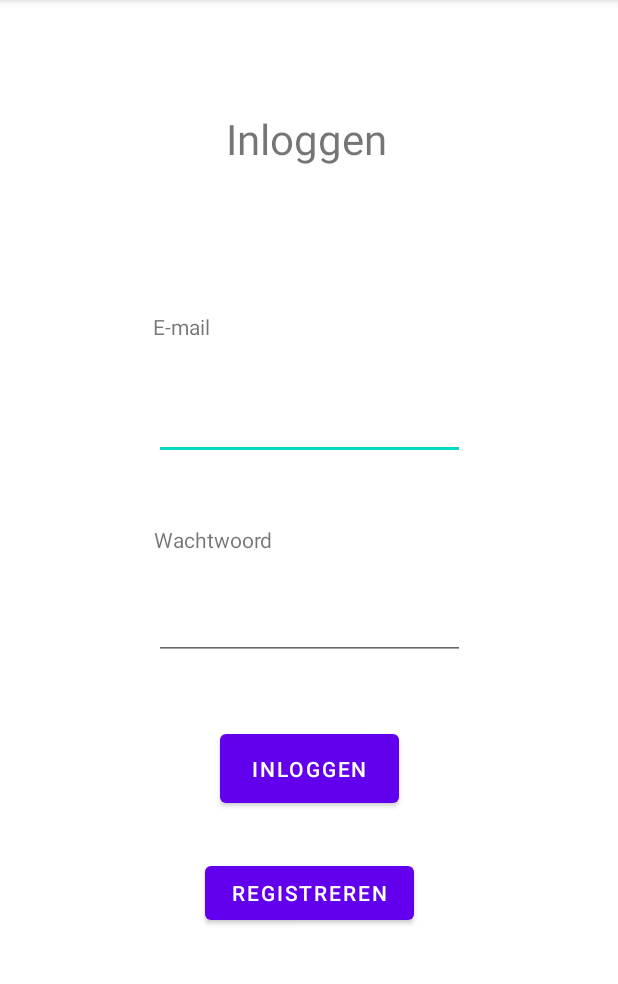
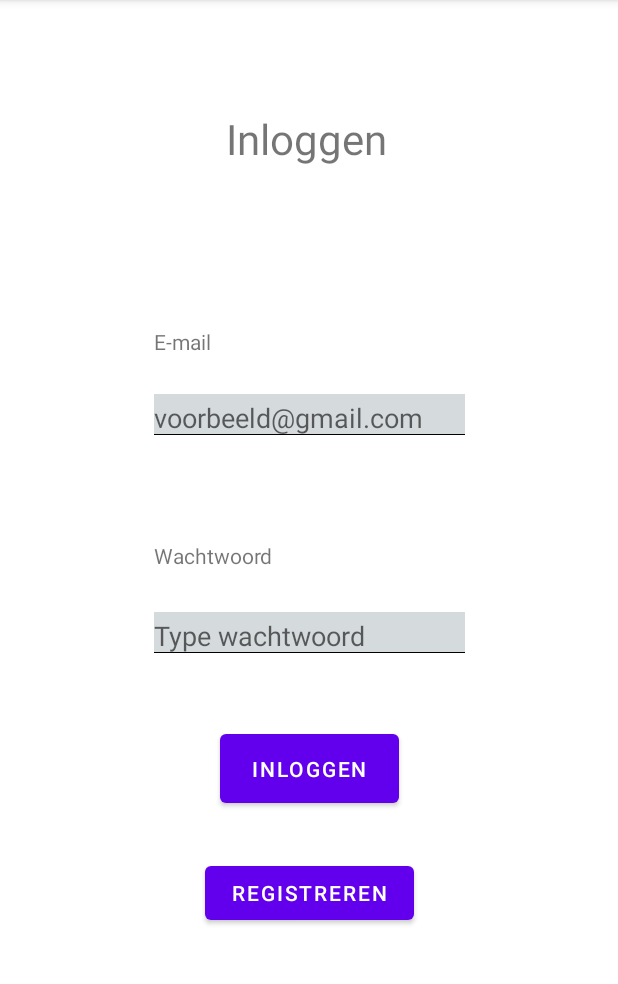
Before and after one commit to LezuLezu/s1120890_s1107714_iiatimd_app, an Android app: the screen it shows after launch (LoginActivity), on a phone screen of 412 x 824 dp, the part 84-1068 px from its top. Run offline under Robolectric (Android 15) with nearby library versions, the phone set to English and light mode, and no system bars; our stand-ins replace Volley.

Commit message:
start with design

```diff
--- /dev/null
+++ b/app/src/main/res/drawable/stroke.xml
@@ -0,0 +1,18 @@
+<?xml version="1.0" encoding="utf-8"?>
+<layer-list xmlns:android="http://schemas.android.com/apk/res/android" >
+
+    <item android:bottom="5dp"
+        android:left="-2dp"
+        android:right="-2dp"
+        android:top="-2dp">
+        <shape android:shape="rectangle" ><solid
+            android:width="2dp"
+            android:color="@color/inputField">
+        </solid>
+
+            <stroke
+                android:width="0.5dp"
+                android:color="@color/stroke"/>
+        </shape>
+    </item>
+</layer-list>
--- a/app/src/main/res/layout/activity_login.xml
+++ b/app/src/main/res/layout/activity_login.xml
@@ -18,8 +18,8 @@
 
         <EditText
             android:id="@+id/inputEmail"
-            android:layout_width="204dp"
-            android:layout_height="wrap_content"
+            android:layout_width="207dp"
+            android:layout_height="32dp"
             android:layout_below="@+id/editTextTextPersonName3"
             android:layout_alignParentStart="true"
             android:layout_alignParentLeft="true"
@@ -27,16 +27,19 @@
             android:layout_alignParentRight="true"
             android:layout_marginStart="46dp"
             android:layout_marginLeft="46dp"
-            android:layout_marginTop="24dp"
+            android:layout_marginTop="23dp"
             android:layout_marginEnd="46dp"
             android:layout_marginRight="46dp"
+            android:background="@drawable/stroke"
             android:ems="10"
-            android:inputType="textEmailAddress" />
+            android:inputType="textEmailAddress"
+            android:hint="voorbeeld@gmail.com"/>
+
 
         <EditText
             android:id="@+id/inputPassword"
             android:layout_width="207dp"
-            android:layout_height="wrap_content"
+            android:layout_height="32dp"
             android:layout_above="@+id/loginButton"
             android:layout_alignParentStart="true"
             android:layout_alignParentLeft="true"
@@ -47,8 +50,11 @@
             android:layout_marginEnd="46dp"
             android:layout_marginRight="46dp"
             android:layout_marginBottom="43dp"
+            android:background="@drawable/stroke"
             android:ems="10"
-            android:inputType="textPassword" />
+            android:inputType="textPassword"
+            android:hint="Type wachtwoord"/>
+
 
         <Button
             android:id="@+id/loginButton"
@@ -87,16 +93,16 @@
 
         <TextView
             android:id="@+id/editTextTextPersonName3"
-            android:layout_width="96dp"
-            android:layout_height="29dp"
+            android:layout_width="97dp"
+            android:layout_height="21dp"
             android:layout_alignParentStart="true"
             android:layout_alignParentLeft="true"
             android:layout_alignParentTop="true"
             android:layout_alignParentEnd="true"
             android:layout_alignParentRight="true"
-            android:layout_marginStart="45dp"
-            android:layout_marginLeft="45dp"
-            android:layout_marginTop="20dp"
+            android:layout_marginStart="46dp"
+            android:layout_marginLeft="46dp"
+            android:layout_marginTop="30dp"
             android:layout_marginEnd="157dp"
             android:layout_marginRight="157dp"
             android:ems="10"
@@ -105,8 +111,8 @@
 
         <TextView
             android:id="@+id/editTextTextPersonName4"
-            android:layout_width="121dp"
-            android:layout_height="29dp"
+            android:layout_width="125dp"
+            android:layout_height="21dp"
             android:layout_above="@+id/inputPassword"
             android:layout_below="@+id/inputEmail"
             android:layout_alignParentStart="true"
@@ -115,9 +121,9 @@
             android:layout_alignParentRight="true"
             android:layout_marginStart="46dp"
             android:layout_marginLeft="46dp"
-            android:layout_marginTop="43dp"
-            android:layout_marginEnd="131dp"
-            android:layout_marginRight="131dp"
+            android:layout_marginTop="66dp"
+            android:layout_marginEnd="129dp"
+            android:layout_marginRight="129dp"
             android:layout_marginBottom="24dp"
             android:ems="10"
             android:inputType="textPersonName"
--- a/app/src/main/res/values/colors.xml
+++ b/app/src/main/res/values/colors.xml
@@ -7,6 +7,14 @@
     <color name="teal_700">#FF018786</color>
     <color name="black">#FF000000</color>
     <color name="white">#FFFFFFFF</color>
-    <color name="cardBorder">#87b9ff</color>
     <color name="red">#ff1313</color>
+
+<!--    COLORS FOR THE CARDS-->
+<!--    <color name="cardBorder">#87b9ff</color>-->
+    <color name="cardHeader">#1634ff</color>
+    <color name="cardBody">#a9cdff</color>
+
+<!--    LOGIN PAGE-->
+    <color name="inputField">#d5dadc</color>
+    <color name="stroke">#000000</color>
 </resources>
```
Also changed, not shown: app/src/main/res/drawable/card_body.xml (renamed from app/src/main/res/drawable/card_border.xml, +5 -4 lines), app/src/main/res/drawable/card_header.xml (added, +13 -0 lines), app/src/main/res/layout/card.xml (+26 -3 lines).
